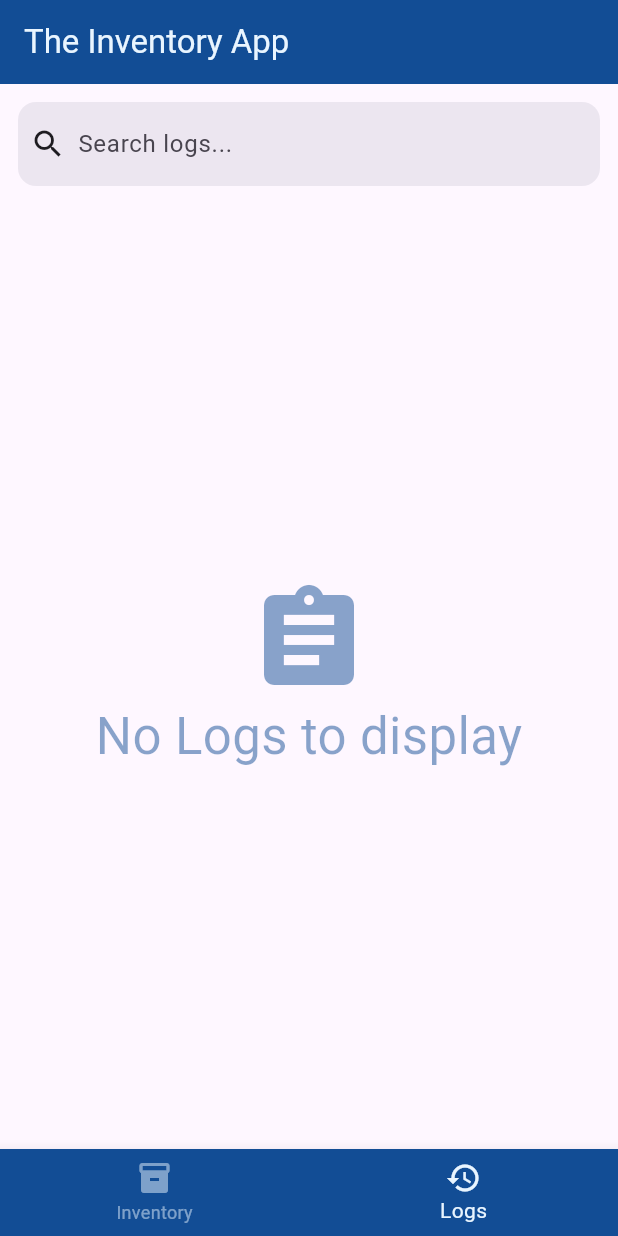
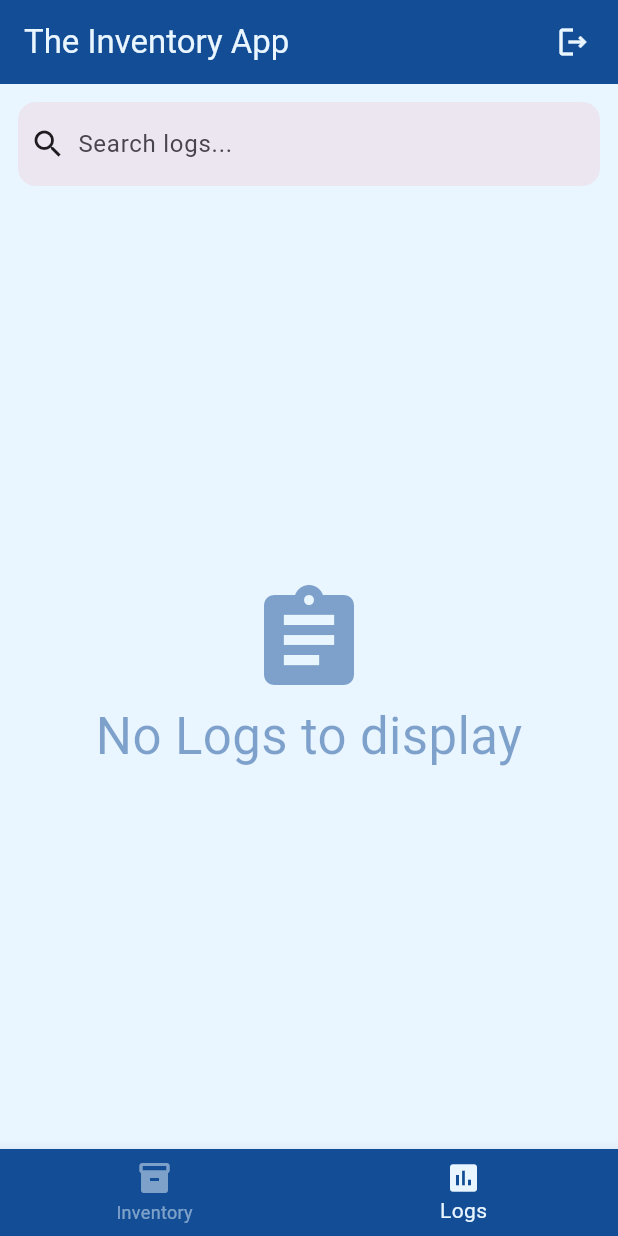
Before and after one commit to yajan08/the_inventory_app, a Flutter app: the screen it shows once a user with an empty profile is signed in, item 2 of the bottom bar chosen, on a phone screen of 412 x 824 dp. Run offline on Flutter 3.47's test engine with Material 3 defaults, Android fonts, the phone set to English and light mode, and no system bars; our stand-ins replace cloud_firestore, firebase_auth, firebase_core; accounts and stored records are empty; network calls fail.

Commit message:
logout and slight refinements

```diff
--- a/lib/pages/global_logs_page.dart
+++ b/lib/pages/global_logs_page.dart
@@ -14,7 +14,9 @@ class _GlobalLogsPageState extends State<GlobalLogsPage> {
 
   @override
   Widget build(BuildContext context) {
-    return Column(
+    return Scaffold(
+      backgroundColor: Color(0xFFe9f5ff),
+      body: Column(
         children: [
           Padding(
             padding: const EdgeInsets.all(12.0),
@@ -100,6 +102,7 @@ class _GlobalLogsPageState extends State<GlobalLogsPage> {
             ),
           ),
         ],
+      ),
     );
   }
 
@@ -110,17 +113,17 @@ class _GlobalLogsPageState extends State<GlobalLogsPage> {
     final bool isStockIn = diff > 0;
 
     return Card(
+      color: Colors.white,
       margin: const EdgeInsets.symmetric(vertical: 6),
       elevation: 0,
       shape: RoundedRectangleBorder(
         borderRadius: BorderRadius.circular(12),
-        side: BorderSide(color: Colors.blue.shade100),
       ),
       child: ListTile(
         leading: Container(
           padding: const EdgeInsets.all(8),
           decoration: BoxDecoration(
-            color: (isStockIn ? Colors.green : Colors.orange).withAlpha(30),
+            color: (isStockIn ? Colors.green : Colors.orange).withAlpha(20),
             shape: BoxShape.circle,
           ),
           child: Icon(
--- a/lib/pages/home_page.dart
+++ b/lib/pages/home_page.dart
@@ -150,7 +150,7 @@ void addItemDialog() {
         child: const Icon(Icons.add, color: Color(0xFFe9f5ff)),
       ),
 
-      body: Column(
+  body: Column(
   children: [
     Padding(
       padding: const EdgeInsets.all(12.0),
--- a/lib/pages/login_page.dart
+++ b/lib/pages/login_page.dart
@@ -89,6 +89,7 @@ class _LoginPageState extends State<LoginPage> {
                    hintText: "Email",
                    obscureText: false,
                    controller: _emailController,
+                   keyboardType: TextInputType.emailAddress,
                  ),
 
                  const SizedBox(height: 15),
--- a/lib/pages/main_nav_page.dart
+++ b/lib/pages/main_nav_page.dart
@@ -1,6 +1,7 @@
 import 'package:flutter/material.dart';
 import 'package:the_inventory_app/pages/global_logs_page.dart';
 import 'package:the_inventory_app/pages/home_page.dart';
+import 'package:the_inventory_app/services/auth_service.dart';
 
 class MainNavigationPage extends StatefulWidget {
   const MainNavigationPage({super.key});
@@ -18,12 +19,27 @@ class _MainNavigationPageState extends State<MainNavigationPage> {
     const GlobalLogsPage(),
   ];
 
+final authService = AuthService();
+
   @override
   Widget build(BuildContext context) {
     return Scaffold(
       appBar: AppBar(
         title: const Text("The Inventory App", style: TextStyle(color: Color(0xFFe9f5ff))),
         backgroundColor: const Color(0xFF124d95),
+        actions: [
+          // ElevatedButton(onPressed: () { authService.signOut(); }, child: Icon(Icons.logout_outlined))
+          Padding(
+            padding: const EdgeInsets.only(right: 18),
+            child: GestureDetector(
+              onTap: () { authService.signOut(); },
+              child: Icon(
+                Icons.logout_outlined,
+                color: Color(0xFFe9f5ff),
+              ),
+            ),
+          )
+        ],
       ),
 
       // The body shows the page based on the selected index
@@ -41,7 +57,7 @@ class _MainNavigationPageState extends State<MainNavigationPage> {
         unselectedItemColor: const Color(0x80e9f5ff), // 50% opacity
         items: const [
           BottomNavigationBarItem(icon: Icon(Icons.inventory), label: "Inventory"),
-          BottomNavigationBarItem(icon: Icon(Icons.history), label: "Logs"),
+          BottomNavigationBarItem(icon: Icon(Icons.assessment), label: "Logs"),
         ],
       ),
     );
--- a/lib/services/firestore.dart
+++ b/lib/services/firestore.dart
@@ -20,7 +20,6 @@ Item({
   }) : timeCreated = timeCreated ?? Timestamp.now(), isLow = quantity <= minQuantity;
 
 }
-
 class Log {
 
   String userEmail;
@@ -36,6 +35,8 @@ class Log {
   }) : timeEdited = timeEdited ?? Timestamp.now();
 
 }
+
+// the log model can have a better implementation... with log class having required fields directly and using them later.
 
 class FirestoreService {
 
@@ -86,11 +87,14 @@ Future<void> updateItem(String docId, Item newItem, String userEmail) async {
       throw Exception('Quantity cannot be negative');
     }
 
+    final itemName = snapshot['name'] as String;
+
     // create log only if quantity changed
     if (oldQuantity != newQuantity) {
       final log = {
         'itemId': docId,
         'userEmail': userEmail, // <- use passed email
+        'itemName': itemName,
         'quantityBefore': oldQuantity,
         'quantityAfter': newQuantity,
         'timeEdited': Timestamp.now(),
--- a/pubspec.yaml
+++ b/pubspec.yaml
@@ -49,6 +49,7 @@ dev_dependencies:
   # rules and activating additional ones.
   flutter_lints: ^6.0.0
 
+
 # For information on the generic Dart part of this file, see the
 # following page: https://dart.dev/tools/pub/pubspec
 
```
Lines whose indentation alone changed are shown as unchanged.
